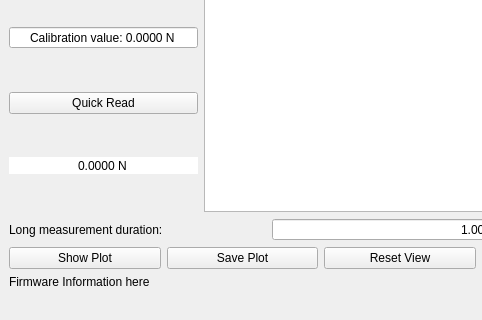
This is thorlabs/LoadCell_HX711_MVC/src/loadcell_hx711_mvc/DesignerGuiMjolnir.ui in NatuurkundePracticumAmsterdam/Use-the-Force as Qt 5 draws it before an edit; both pictures show x 0 to 482 and y 280 to 600 of the 800 by 600 pixel window. The edited form follows.
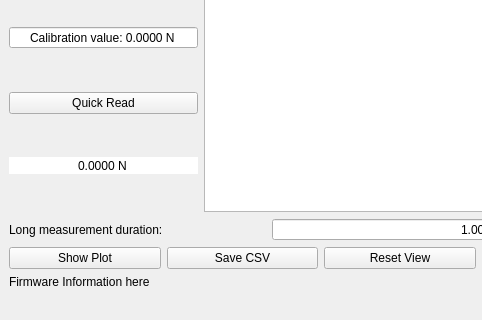
This is the edited form. Custom widgets are drawn as their Qt base class.

Commit message: Minor visual changes (csv to CSV). Also added an updated dialog box for calibration and run measurement

Diff of the .ui file:
```diff
--- a/thorlabs/LoadCell_HX711_MVC/src/loadcell_hx711_mvc/DesignerGuiMjolnir.ui
+++ b/thorlabs/LoadCell_HX711_MVC/src/loadcell_hx711_mvc/DesignerGuiMjolnir.ui
@@ -197,7 +197,7 @@
       <item>
        <widget class="QPushButton" name="SaveButton">
         <property name="text">
-         <string>Save Plot</string>
+         <string>Save CSV</string>
         </property>
        </widget>
       </item>
```
The commit also changes 4 other files.
